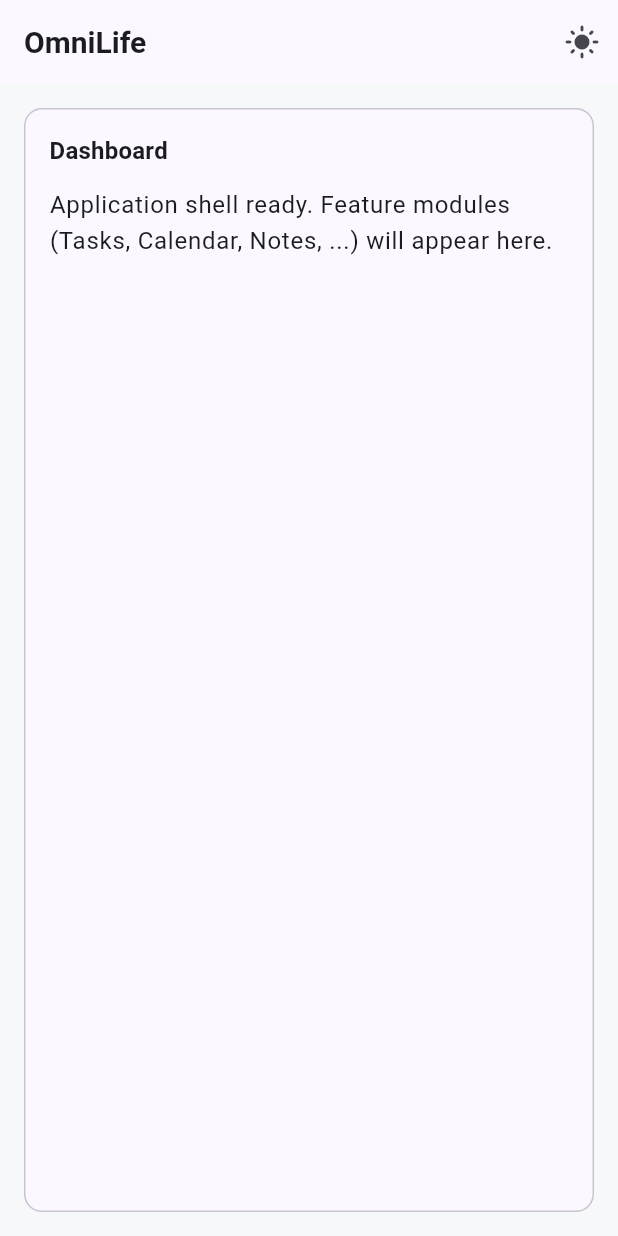
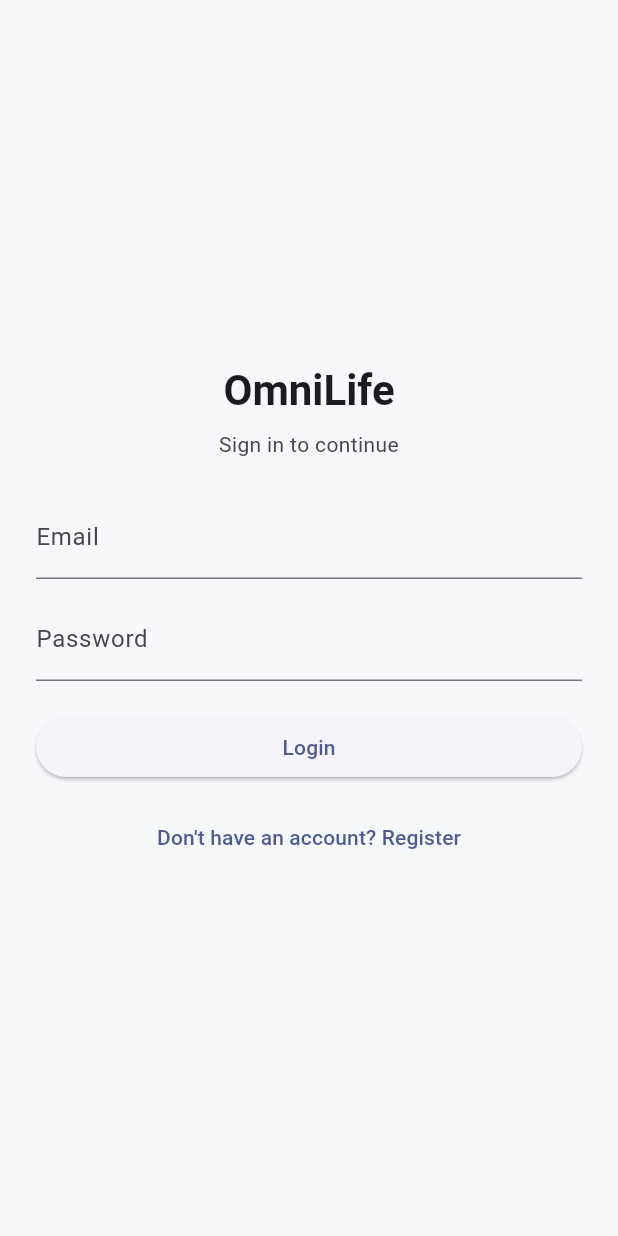
Before and after one commit to anish435/OmniLife, a Flutter app: the screen it shows after launch, on a phone screen of 412 x 824 dp. Run offline on Flutter 3.47's test engine with Material 3 defaults, Android fonts, the light colour scheme and no system bars; our stand-ins replace cloud_firestore, firebase_auth, firebase_core, flutter_bloc, get; accounts and stored records are empty.

Commit message:
added login and register

```diff
--- a/lib/app/routes/app_pages.dart
+++ b/lib/app/routes/app_pages.dart
@@ -1,5 +1,7 @@
 import 'package:get/get.dart';
 
+import '../../presentation/pages/auth/login_page.dart';
+import '../../presentation/pages/auth/register_page.dart';
 import '../../presentation/pages/dashboard/dashboard_page.dart';
 import '../../presentation/pages/splash/splash_page.dart';
 import 'app_routes.dart';
@@ -11,6 +13,8 @@ class AppPages {
 
   static final routes = <GetPage<dynamic>>[
     GetPage(name: AppRoutes.splash, page: () => const SplashPage()),
+    GetPage(name: AppRoutes.login, page: () => const LoginPage()),
+    GetPage(name: AppRoutes.register, page: () => const RegisterPage()),
     GetPage(name: AppRoutes.dashboard, page: () => const DashboardPage()),
   ];
 }
--- a/lib/app/routes/app_routes.dart
+++ b/lib/app/routes/app_routes.dart
@@ -2,5 +2,7 @@
 /// this file is the single place that names a route.
 abstract final class AppRoutes {
   static const splash = '/splash';
+  static const login = '/login';
+  static const register = '/register';
   static const dashboard = '/dashboard';
 }
--- a/lib/core/bindings/initial_binding.dart
+++ b/lib/core/bindings/initial_binding.dart
@@ -3,6 +3,7 @@ import 'package:get/get.dart';
 import '../../data/repositories/auth_repository_impl.dart';
 import '../../domain/repositories/auth_repository.dart';
 import '../../presentation/controllers/app_controller.dart';
+import '../../presentation/controllers/auth_controller.dart';
 
 /// Registers app-wide dependencies once, at startup.
 ///
@@ -14,6 +15,8 @@ class InitialBinding extends Bindings {
   @override
   void dependencies() {
     Get.put(AppController(), permanent: true);
+    // Must be registered before AuthController, which resolves it eagerly.
     Get.lazyPut<AuthRepository>(() => AuthRepositoryImpl());
+    Get.put(AuthController(), permanent: true);
   }
 }
--- /dev/null
+++ b/lib/core/utils/validators.dart
@@ -0,0 +1,39 @@
+/// Pure form-field validators, shared by every auth (and future) form.
+/// Framework-agnostic: no Flutter/Firebase imports, easy to unit test.
+abstract final class Validators {
+  static final _emailPattern = RegExp(r'^[\w.+-]+@[\w-]+\.[\w-]+(\.[\w-]+)*$');
+
+  static String? required(String? value, {String fieldName = 'This field'}) {
+    if (value == null || value.trim().isEmpty) {
+      return '$fieldName is required';
+    }
+    return null;
+  }
+
+  static String? email(String? value) {
+    final requiredError = required(value, fieldName: 'Email');
+    if (requiredError != null) return requiredError;
+    if (!_emailPattern.hasMatch(value!.trim())) {
+      return 'Enter a valid email address';
+    }
+    return null;
+  }
+
+  static String? password(String? value) {
+    final requiredError = required(value, fieldName: 'Password');
+    if (requiredError != null) return requiredError;
+    if (value!.length < 8) {
+      return 'Password must be at least 8 characters';
+    }
+    return null;
+  }
+
+  static String? confirmPassword(String? value, String password) {
+    final requiredError = required(value, fieldName: 'Confirm password');
+    if (requiredError != null) return requiredError;
+    if (value != password) {
+      return 'Passwords do not match';
+    }
+    return null;
+  }
+}
--- /dev/null
+++ b/lib/presentation/pages/auth/login_page.dart
@@ -0,0 +1,129 @@
+import 'package:flutter/material.dart';
+import 'package:get/get.dart';
+
+import '../../../app/routes/app_routes.dart';
+import '../../../core/utils/validators.dart';
+import '../../controllers/auth_controller.dart';
+
+/// Login screen. Submits through [AuthController]; successful login
+/// transitions the app to the authenticated state (and, from there,
+/// routing — driven by [AuthController] — takes it to the dashboard).
+class LoginPage extends StatefulWidget {
+  const LoginPage({super.key});
+
+  @override
+  State<LoginPage> createState() => _LoginPageState();
+}
+
+class _LoginPageState extends State<LoginPage> {
+  final _formKey = GlobalKey<FormState>();
+  final _emailController = TextEditingController();
+  final _passwordController = TextEditingController();
+  late final AuthController _authController;
+
+  @override
+  void initState() {
+    super.initState();
+    _authController = Get.find<AuthController>();
+  }
+
+  @override
+  void dispose() {
+    _emailController.dispose();
+    _passwordController.dispose();
+    super.dispose();
+  }
+
+  Future<void> _submit() async {
+    _authController.clearError();
+    if (!_formKey.currentState!.validate()) return;
+    await _authController.login(
+      email: _emailController.text.trim(),
+      password: _passwordController.text,
+    );
+  }
+
+  @override
+  Widget build(BuildContext context) {
+    return Scaffold(
+      body: Center(
+        child: ConstrainedBox(
+          constraints: const BoxConstraints(maxWidth: 420),
+          child: SingleChildScrollView(
+            padding: const EdgeInsets.all(24),
+            child: Form(
+              key: _formKey,
+              child: Column(
+                crossAxisAlignment: CrossAxisAlignment.stretch,
+                mainAxisSize: MainAxisSize.min,
+                children: [
+                  Text(
+                    'OmniLife',
+                    textAlign: TextAlign.center,
+                    style: Theme.of(context).textTheme.headlineMedium,
+                  ),
+                  const SizedBox(height: 8),
+                  Text(
+                    'Sign in to continue',
+                    textAlign: TextAlign.center,
+                    style: Theme.of(context).textTheme.bodyMedium,
+                  ),
+                  const SizedBox(height: 24),
+                  TextFormField(
+                    controller: _emailController,
+                    keyboardType: TextInputType.emailAddress,
+                    decoration: const InputDecoration(labelText: 'Email'),
+                    validator: Validators.email,
+                  ),
+                  const SizedBox(height: 12),
+                  TextFormField(
+                    controller: _passwordController,
+                    obscureText: true,
+                    decoration: const InputDecoration(labelText: 'Password'),
+                    validator: Validators.password,
+                  ),
+                  const SizedBox(height: 20),
+                  Obx(() {
+                    final error = _authController.errorMessage.value;
+                    if (error == null) return const SizedBox.shrink();
+                    return Padding(
+                      padding: const EdgeInsets.only(bottom: 12),
+                      child: Text(
+                        error,
+                        style: TextStyle(
+                          color: Theme.of(context).colorScheme.error,
+                        ),
+                        textAlign: TextAlign.center,
+                      ),
+                    );
+                  }),
+                  Obx(() {
+                    final loading = _authController.isLoading.value;
+                    return ElevatedButton(
+                      onPressed: loading ? null : _submit,
+                      child: loading
+                          ? const SizedBox(
+                              height: 20,
+                              width: 20,
+                              child: CircularProgressIndicator(strokeWidth: 2),
+                            )
+                          : const Text('Login'),
+                    );
+                  }),
+                  const SizedBox(height: 12),
+                  TextButton(
+                    onPressed: () {
+                      _authController.clearError();
+                      Get.offNamed(AppRoutes.register);
+                    },
+                    child: const Text("Don't have an account? Register"),
+                  ),
+                ],
+              ),
+            ),
+          ),
+        ),
+      ),
+    );
+  }
+}
```
Also changed, not shown: lib/presentation/controllers/auth_controller.dart (added, +129 -0 lines), lib/presentation/pages/auth/register_page.dart (added, +131 -0 lines), lib/presentation/pages/dashboard/dashboard_page.dart (+24 -4 lines), lib/presentation/pages/splash/splash_page.dart (+4 -19 lines), 5 other files.
